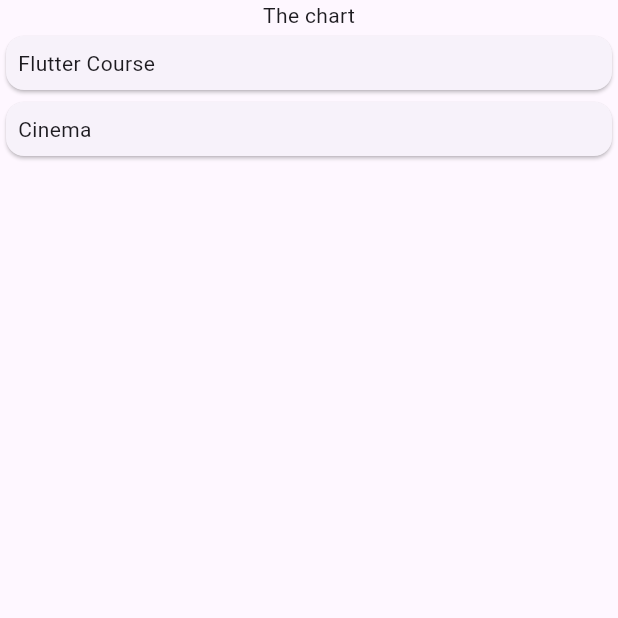
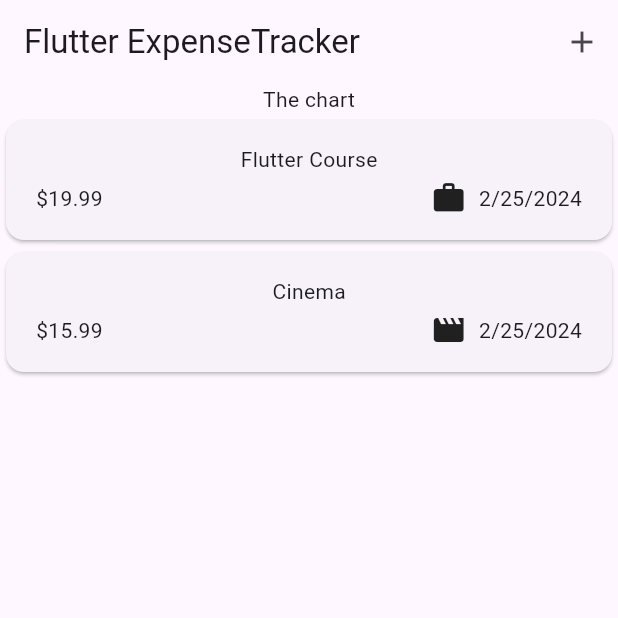
Before and after one commit to githimansh/EXPENSE_TRACKER, a Flutter app: the screen it shows after launch, on a phone screen of 412 x 824 dp, the top half of it. Run offline on Flutter 3.47's test engine with Material 3 defaults, Android fonts, the phone set to English and light mode, and no system bars.

Commit message:
add new code

```diff
--- a/expense_tracker/lib/main.dart
+++ b/expense_tracker/lib/main.dart
@@ -4,8 +4,9 @@ import 'package:flutter/material.dart';
 
 void main(){
   runApp(
-   const MaterialApp(
-      home: Expenses(),
+    MaterialApp(
+    theme: ThemeData(useMaterial3: true),
+      home: const Expenses(),
     ),
   );
 }
--- a/expense_tracker/lib/models/expense.dart
+++ b/expense_tracker/lib/models/expense.dart
@@ -1,8 +1,19 @@
+import 'package:flutter/material.dart';
 import 'package:uuid/uuid.dart';
+import 'package:intl/intl.dart';
+
+final formatter =  DateFormat.yMd();
 
 const uuid = Uuid();
 
-enum Category { food, travel, leisure, work }
+enum Category { food, travel, leisure, work, shopping}
+
+const categoryIcons = {
+  Category.food:Icons.lunch_dining,
+  Category.travel: Icons.flight_takeoff,
+  Category.leisure: Icons.movie,
+  Category.work: Icons.work,
+  };
 
 class Expense {
   Expense({
@@ -17,4 +28,8 @@ class Expense {
   final double amount;
   final DateTime date;
   final Category category;
+
+  String get formattedDate {
+    return formatter.format(date);
+  }
 }
--- a/expense_tracker/lib/widgets/expenses.dart
+++ b/expense_tracker/lib/widgets/expenses.dart
@@ -1,5 +1,6 @@
 import 'package:expense_tracker/widgets/expenses_list/expenses_list.dart';
 import 'package:expense_tracker/models/expense.dart';
+import 'package:expense_tracker/widgets/new_expense.dart';
 import 'package:flutter/material.dart';
 
 class Expenses extends StatefulWidget{
@@ -27,9 +28,24 @@ class _ExpensesStste extends State<Expenses>{
        ),
   ];
 
+  void _openAddExpeneOverlay() {
+    showModalBottomSheet(context: context,
+    builder: (ctx) => const NewExpense(),
+    );
+  }
+
   @override
   Widget build(BuildContext context) {
     return Scaffold(
+      appBar: AppBar(
+        title: const Text('Flutter ExpenseTracker'),
+        actions: [
+        IconButton(
+          onPressed: _openAddExpeneOverlay,
+          icon: const Icon(Icons.add),
+        ),
+        ],
+      ),
       body: Column(
       children: [
         const Text('The chart'),
--- a/expense_tracker/lib/widgets/expenses_list/expense_item.dart
+++ b/expense_tracker/lib/widgets/expenses_list/expense_item.dart
@@ -10,8 +10,29 @@ class ExpenseItem extends StatelessWidget{
   Widget build(BuildContext context) {
     return Card(
       child: Padding(
-        padding: const EdgeInsets.all(8.0),
-      child: Text(expense.title),
+        padding: const EdgeInsets.symmetric(
+          horizontal: 20,
+          vertical: 16,
+        ),
+      child: Column(
+        children: [
+         Text(expense.title),
+         const SizedBox(height: 4),
+         Row(
+          children: [
+            Text('\$${expense.amount.toStringAsFixed(2)}'),
+            const Spacer(),
+            Row(
+              children: [
+                Icon(categoryIcons[expense.category]),
+                const SizedBox(width: 8),
+                Text(expense.formattedDate),
+              ],
+            ),
+          ],
+         )
+        ],
+        ),
     ),
     );
 
--- a/expense_tracker/pubspec.yaml
+++ b/expense_tracker/pubspec.yaml
@@ -27,6 +27,7 @@ dependencies:
   # Use with the CupertinoIcons class for iOS style icons.
   cupertino_icons: ^1.0.2
   uuid: ^4.3.3
+  intl: ^0.19.0
 
 dev_dependencies:
   flutter_test:
```
Also changed, not shown: expense_tracker/lib/widgets/new_expense.dart (added, +124 -0 lines), expense_tracker/pubspec.lock.
